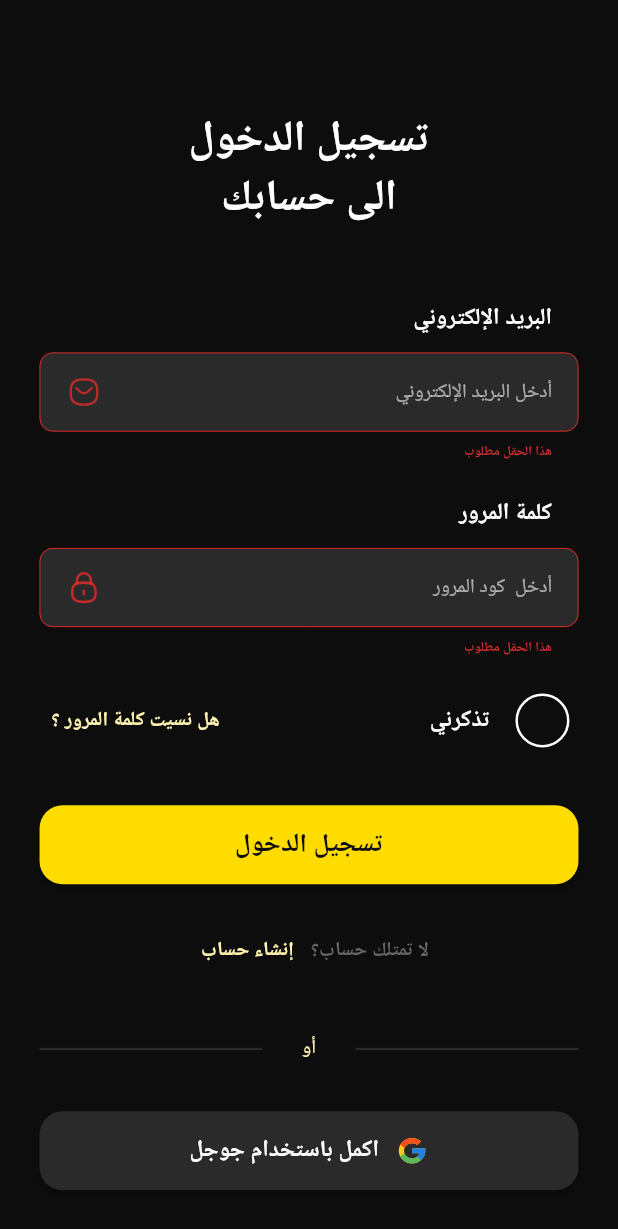
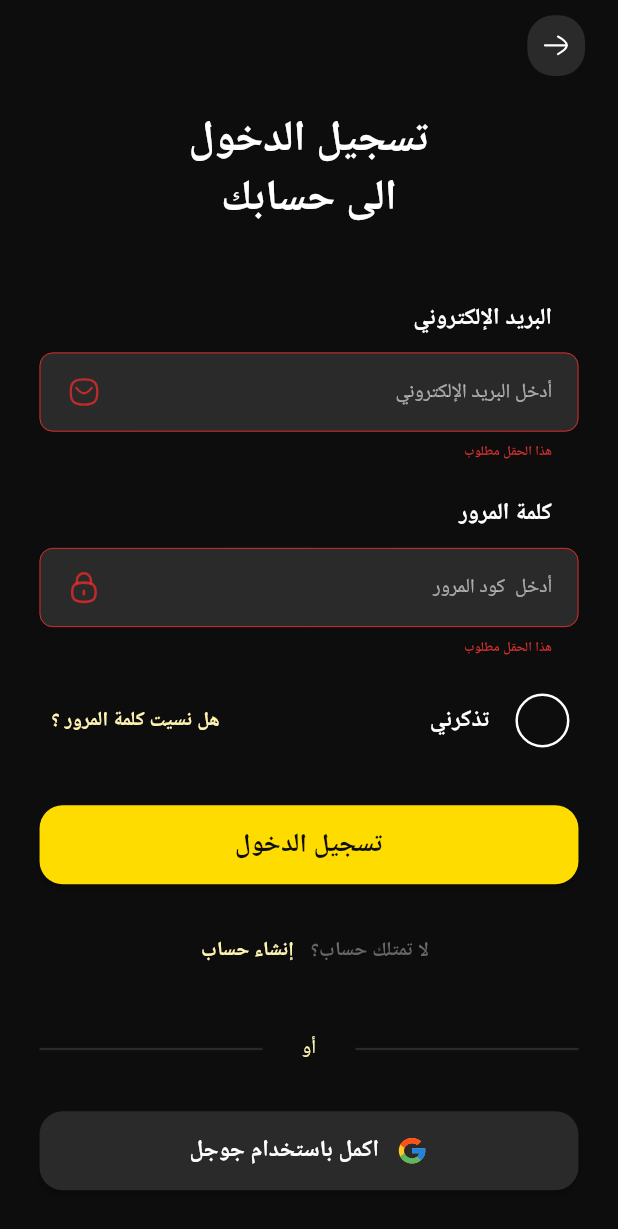
Before and after one commit to ZiadElgaraihe/black-market, a Flutter app: the screen it shows after launch, after a tap on "تسجيل الدخول", on a phone screen of 412 x 824 dp. Shown: the top 1229 px of the screen. Run offline on Flutter 3.47's test engine with Material 2 defaults, Android fonts, the phone set to English and light mode, and no system bars; our stand-ins replace connectivity_plus, dartz, dio, flutter_bloc, flutter_screenutil, flutter_secure_storage and 4 more; accounts and stored records are empty; Roboto replaces fonts that are missing (Almarai, Tajawal); project files that could hold a hidden picture were left out.

Commit message:
modify status bar

```diff
--- a/lib/features/auth/presentation/view/log_in_view.dart
+++ b/lib/features/auth/presentation/view/log_in_view.dart
@@ -1,12 +1,11 @@
 import 'package:black_market/core/data/services/connection_services.dart';
 import 'package:black_market/core/data/services/local_database_services.dart';
-import 'package:black_market/core/utils/app_colors.dart';
+import 'package:black_market/core/presentation/view/app_bars/default_app_bar.dart';
 import 'package:black_market/core/utils/service_locator.dart';
 import 'package:black_market/features/auth/data/services/auth_services.dart';
 import 'package:black_market/features/auth/presentation/view/widgets/log_in_view_body.dart';
 import 'package:black_market/features/auth/presentation/view_model/log_in_cubit/log_in_cubit.dart';
 import 'package:flutter/material.dart';
-import 'package:flutter/services.dart';
 import 'package:flutter_bloc/flutter_bloc.dart';
 
 class LogInView extends StatelessWidget {
@@ -22,15 +21,9 @@ class LogInView extends StatelessWidget {
       ),
       child: GestureDetector(
         onTap: () => FocusManager.instance.primaryFocus!.unfocus(),
-        child: Scaffold(
-          appBar: AppBar(
-            toolbarHeight: 0,
-            elevation: 0,
-            systemOverlayStyle: SystemUiOverlayStyle.light.copyWith(
-              statusBarColor: AppColors.backgroundColor,
-            ),
-          ),
-          body: const LogInViewBody(),
+        child: const Scaffold(
+          appBar: DefaultAppBar(title: ''),
+          body: LogInViewBody(),
         ),
       ),
     );
--- a/lib/features/auth/presentation/view/widgets/log_in_view_body.dart
+++ b/lib/features/auth/presentation/view/widgets/log_in_view_body.dart
@@ -40,7 +40,7 @@ class _LogInViewBodyState extends State<LogInViewBody> {
           child: Column(
             crossAxisAlignment: CrossAxisAlignment.stretch,
             children: [
-              SizedBox(height: 72.h),
+              SizedBox(height: 12.h),
               Text(
                 'تسجيل الدخول\nالى حسابك',
                 style: TextStyles.textStyle26,
--- a/lib/features/splash/presentation/view/splash_view.dart
+++ b/lib/features/splash/presentation/view/splash_view.dart
@@ -3,7 +3,6 @@ import 'package:black_market/core/utils/app_colors.dart';
 import 'package:black_market/features/auth/presentation/view/log_in_view.dart';
 import 'package:black_market/features/splash/presentation/view/widgets/splash_view_body.dart';
 import 'package:flutter/material.dart';
-import 'package:flutter/services.dart';
 
 class SplashView extends StatelessWidget {
   const SplashView({super.key});
@@ -27,9 +26,7 @@ class SplashView extends StatelessWidget {
         appBar: AppBar(
           toolbarHeight: 0,
           elevation: 0,
-          systemOverlayStyle: SystemUiOverlayStyle.dark.copyWith(
-            statusBarColor: AppColors.yellow,
-          ),
+          backgroundColor: AppColors.transparent,
         ),
         body: const SplashViewBody(),
       ),
```
